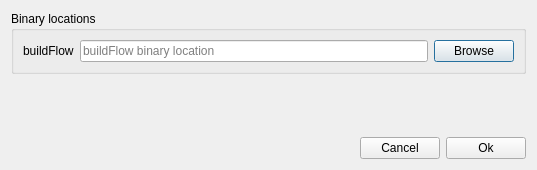
Before: the Qt Designer form slowmoVideo/slowmoUI/preferencesDialog.ui in slowmoVideo/slowmoVideo, drawn with Qt 5.
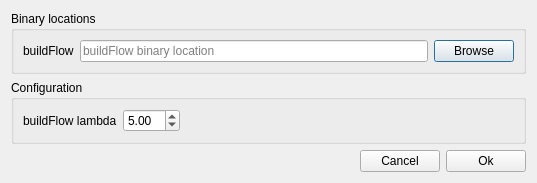
After: the same form once the commit is applied.

Commit message: Slowmo: Lambda can be adjusted in preferences

```diff
--- a/slowmoVideo/slowmoUI/preferencesDialog.ui
+++ b/slowmoVideo/slowmoUI/preferencesDialog.ui
@@ -7,7 +7,7 @@
     <x>0</x>
     <y>0</y>
     <width>537</width>
-    <height>170</height>
+    <height>179</height>
    </rect>
   </property>
   <property name="windowTitle">
@@ -48,6 +48,54 @@
      </item>
     </layout>
    </item>
+   <item>
+    <widget class="QGroupBox" name="groupBox_2">
+     <property name="title">
+      <string>Configuration</string>
+     </property>
+     <layout class="QGridLayout" name="gridLayout_2">
+      <item row="0" column="0">
+       <widget class="QLabel" name="label_2">
+        <property name="text">
+         <string>buildFlow lambda</string>
+        </property>
+       </widget>
+      </item>
+      <item row="0" column="1">
+       <widget class="QDoubleSpinBox" name="lambda">
+        <property name="locale">
+         <locale language="English" country="UnitedStates"/>
+        </property>
+        <property name="minimum">
+         <double>0.010000000000000</double>
+        </property>
+        <property name="maximum">
+         <double>50.990000000000002</double>
+        </property>
+        <property name="singleStep">
+         <double>0.500000000000000</double>
+        </property>
+        <property name="value">
+         <double>5.000000000000000</double>
+        </property>
+       </widget>
+      </item>
+      <item row="0" column="2">
+       <spacer name="horizontalSpacer_2">
+        <property name="orientation">
+         <enum>Qt::Horizontal</enum>
+        </property>
+        <property name="sizeHint" stdset="0">
+         <size>
+          <width>40</width>
+          <height>20</height>
+         </size>
+        </property>
+       </spacer>
+      </item>
+     </layout>
+    </widget>
+   </item>
    <item>
     <spacer name="verticalSpacer">
      <property name="orientation">
```
The commit also changes 11 other files.
